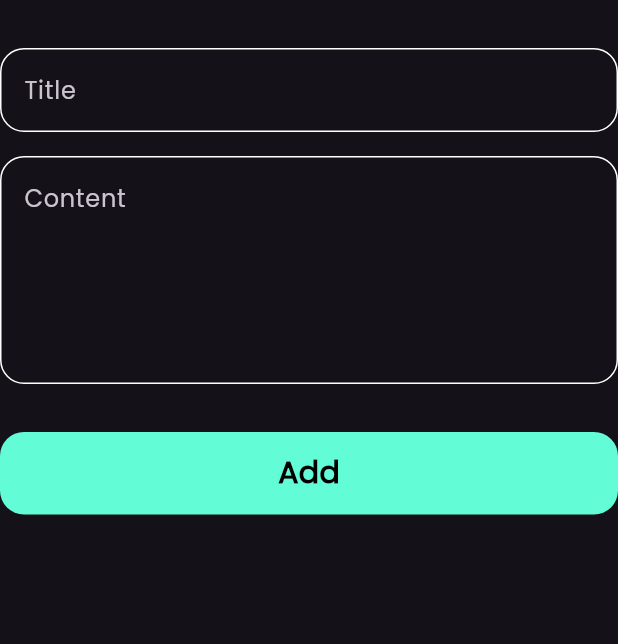
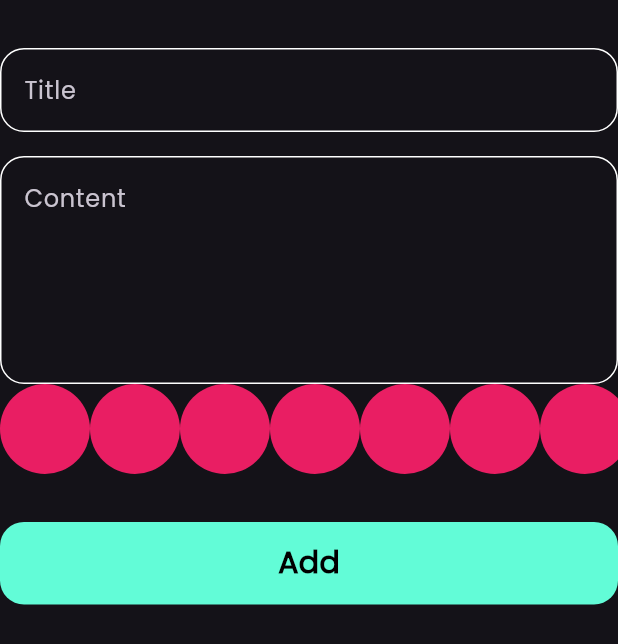
Before and after one commit to ahmedreda6/notes_app, a Flutter app: the AddNoteForm widget shown alone on an empty page, opened directly, on a phone screen of 412 x 824 dp. Shown: the top 644 px of the screen. Run offline on Flutter 3.47's test engine with Material 3 defaults, Android fonts, the phone set to English and light mode, and no system bars; our stand-ins replace bloc, flutter_bloc, font_awesome_flutter, hive, hive_flutter; accounts and stored records are empty.

Commit message:
create colors list view 1

```diff
--- a/lib/views/widgets/add_note_form.dart
+++ b/lib/views/widgets/add_note_form.dart
@@ -3,6 +3,7 @@ import 'package:flutter_bloc/flutter_bloc.dart';
 import 'package:intl/intl.dart';
 import 'package:notes_app/cubits/add_note_cubit/add_note_cubit.dart';
 import 'package:notes_app/models/note_model.dart';
+import 'package:notes_app/views/widgets/colors_list_view.dart';
 import 'package:notes_app/views/widgets/custom_botton.dart';
 import 'package:notes_app/views/widgets/custom_text_field.dart';
 
@@ -46,6 +47,7 @@ class _AddNoteFormState extends State<AddNoteForm> {
             maxlines: 5,
             hint: 'Content',
           ),
+          const ColorsListView(),
           const SizedBox(
             height: 32,
           ),
--- /dev/null
+++ b/lib/views/widgets/colors_list_view.dart
@@ -0,0 +1,31 @@
+import 'package:flutter/material.dart';
+
+class ColorItem extends StatelessWidget {
+  const ColorItem({super.key});
+
+  @override
+  Widget build(BuildContext context) {
+    return const CircleAvatar(
+      radius: 30,
+      backgroundColor: Colors.pink,
+    );
+  }
+}
+
+class ColorsListView extends StatelessWidget {
+  const ColorsListView({super.key});
+
+  @override
+  Widget build(BuildContext context) {
+    return SizedBox(
+      height: 30 * 2,
+      child: ListView.builder(
+        itemCount: 10,
+        scrollDirection: Axis.horizontal,
+        itemBuilder: ((context, index) {
+          return const ColorItem();
+        }),
+      ),
+    );
+  }
+}
```
